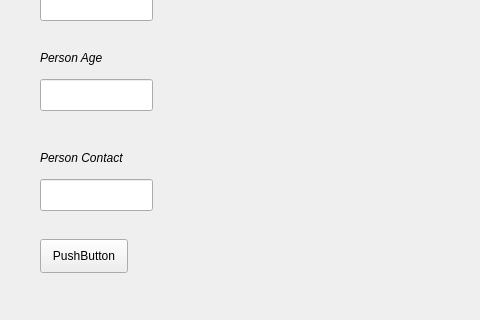
jaymaurya1256/PythonCourse-DataScienceDigipodium-, file database/app.ui: the form before one commit; both pictures show x 0 to 480 and y 160 to 480 of the 640 by 480 pixel window.
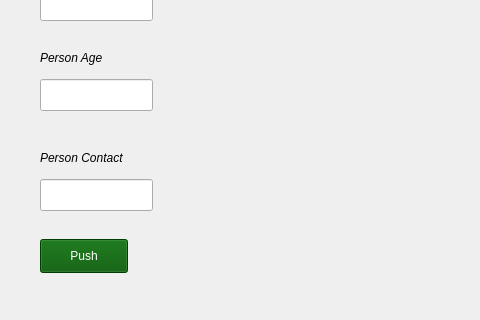
The form after the commit. Icons and pictures are not drawn.

Commit message: connected the UI file to the data Base

The edit to the form file:
```diff
--- a/database/app.ui
+++ b/database/app.ui
@@ -106,10 +106,12 @@
      </rect>
     </property>
     <property name="styleSheet">
-     <string notr="true">pics</string>
+     <string notr="true">border-radious:10px;
+background-color: rgb(0, 85, 0);
+color: rgb(255, 255, 255);</string>
     </property>
     <property name="text">
-     <string>PushButton</string>
+     <string>Push</string>
     </property>
    </widget>
    <widget class="QLabel" name="statusMessage">
```
Left out of the diff: 9 changed lines with no effect on the pictures. The commit also changes 5 other files.
